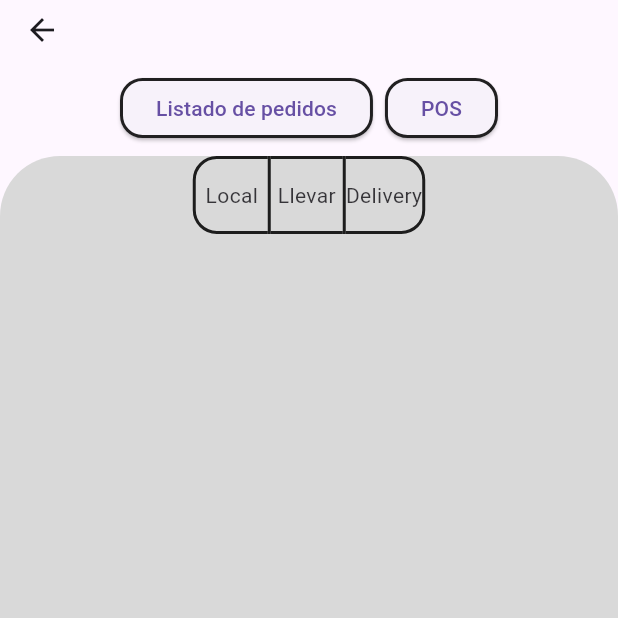
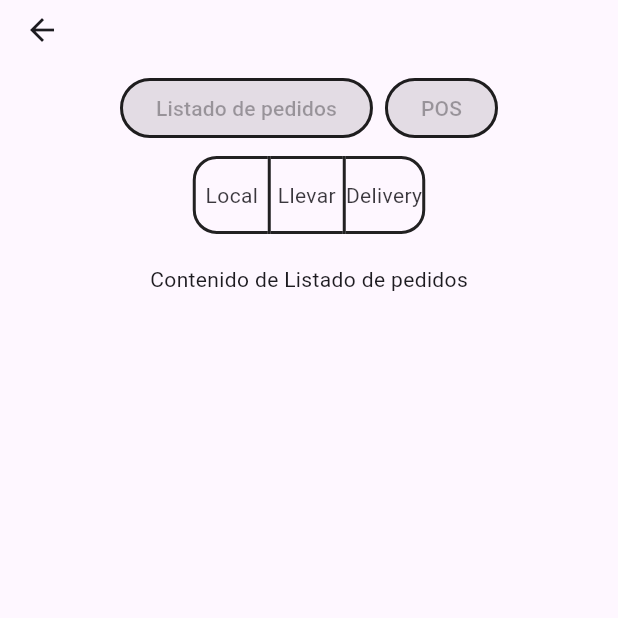
Before and after one commit to JosueRamirezH01/AppNakamuraFood, a Flutter app: the HomePage screen opened by its route, on a phone screen of 412 x 824 dp, the top half of it. Run offline on Flutter 3.47's test engine with Material 3 defaults, Android fonts, the phone set to English and light mode, and no system bars; missing offline and left inert: mysql1.

Commit message:
mejorado el home

```diff
--- a/lib/home/home_page.dart
+++ b/lib/home/home_page.dart
@@ -12,14 +12,15 @@ class HomePage extends StatefulWidget {
   State<HomePage> createState() => _HomePageState();
 }
 
-class _HomePageState extends State<HomePage> with SingleTickerProviderStateMixin {
+class _HomePageState extends State<HomePage>
+    with SingleTickerProviderStateMixin {
   late TabController _tabController;
   late List<bool> _isSelected;
 
   @override
   void initState() {
     super.initState();
-    _tabController = TabController(length: options.length, vsync: this);
+    _tabController = TabController(length: 2, vsync: this);
     _isSelected = List.generate(3, (_) => false);
   }
 
@@ -41,6 +42,13 @@ class _HomePageState extends State<HomePage> with SingleTickerProviderStateMixin
     });
   }
 
+  static final ButtonStyle elevatedButtonStyle = ElevatedButton.styleFrom(
+    shape: RoundedRectangleBorder(
+      borderRadius: BorderRadius.all( Radius.circular(40)),
+      side: BorderSide(color: Colors.black87, width: 2.0),
+    ),
+  );
+
   @override
   Widget build(BuildContext context) {
     return Scaffold(
@@ -49,43 +57,36 @@ class _HomePageState extends State<HomePage> with SingleTickerProviderStateMixin
           preferredSize: Size.fromHeight(48.0),
           child: ButtonBar(
             alignment: MainAxisAlignment.center,
-            children: options.map((Widget option) {
-              return ElevatedButton(
-                onPressed: () {
-                  _tabController.animateTo(options.indexOf(option));
-                },
-                child: option,
-                style: ElevatedButton.styleFrom(
-                  shape: RoundedRectangleBorder(
-                    borderRadius: BorderRadius.circular(15), // Button border radius
-                    side: BorderSide(color: Colors.black87, width: 2.0), // Button border color and width
+            children: [
+              ElevatedButton(
+                onPressed: null,
+                child: Text('Listado de pedidos'),
+                style: elevatedButtonStyle,
               ),
+              ElevatedButton(
+                onPressed: null,
+                child: Text('POS'),
+                style: elevatedButtonStyle,
               ),
-              );
-            }).toList(),
+            ],
           ),
         ),
       ),
-      body: ClipRRect(
-        borderRadius: BorderRadius.only(
-          topLeft: Radius.circular(40),
-          topRight: Radius.circular(40)
-        ),
-        child: Container(
-          color: Color(0xFFD9D9D9), // Fondo de color D9D9D9
-          child: TabBarView(
+      body: TabBarView(
         controller: _tabController,
-            children: options.map((Widget option) {
-              return Column(
+        children: [
+          // Vista para 'Listado de pedidos'
+          Center(
+            child: Column(
               children: [
                 Padding(
-                    padding: const EdgeInsets.only(bottom: 20), // Padding entre los ToggleButtons y el texto
+                  padding: const EdgeInsets.only(bottom: 20),
                   child: ToggleButtons(
                     isSelected: _isSelected,
                     onPressed: (int index) {
                       _updateSelection(index);
                     },
-                      children: [
+                    children: const [
                       Text('Local'),
                       Text('Llevar'),
                       Text('Delivery'),
@@ -97,11 +98,38 @@ class _HomePageState extends State<HomePage> with SingleTickerProviderStateMixin
                     borderColor: Colors.black87,
                   ),
                 ),
+                Text('Contenido de Listado de pedidos'),
               ],
-              );
-            }).toList(),
             ),
           ),
+          // Vista para 'POS'
+          Center(
+            child: Column(
+              children: [
+                Padding(
+                  padding: const EdgeInsets.only(bottom: 20),
+                  child: ToggleButtons(
+                    isSelected: _isSelected,
+                    onPressed: (int index) {
+                      _updateSelection(index);
+                    },
+                    children: const [
+                      Text('Local'),
+                      Text('Para Llevar'),
+                      Text('Delivery'),
+                    ],
+                    borderRadius: BorderRadius.circular(15),
+                    selectedBorderColor: Colors.black87,
+                    selectedColor: Colors.black87,
+                    borderWidth: 2.0,
+                    borderColor: Colors.black87,
+                  ),
+                ),
+                Text('Contenido de POS'),
+              ],
+            ),
+          ),
+        ],
       ),
     );
   }
```
Lines whose indentation alone changed are shown as unchanged.
